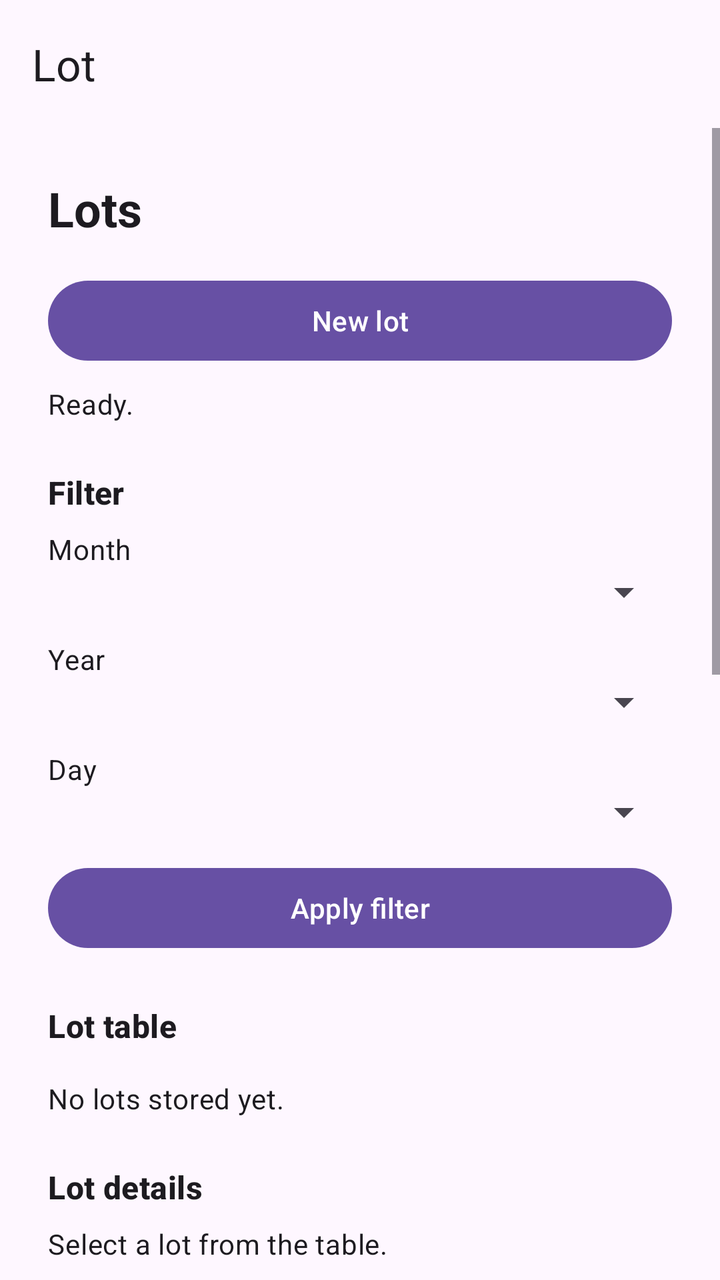
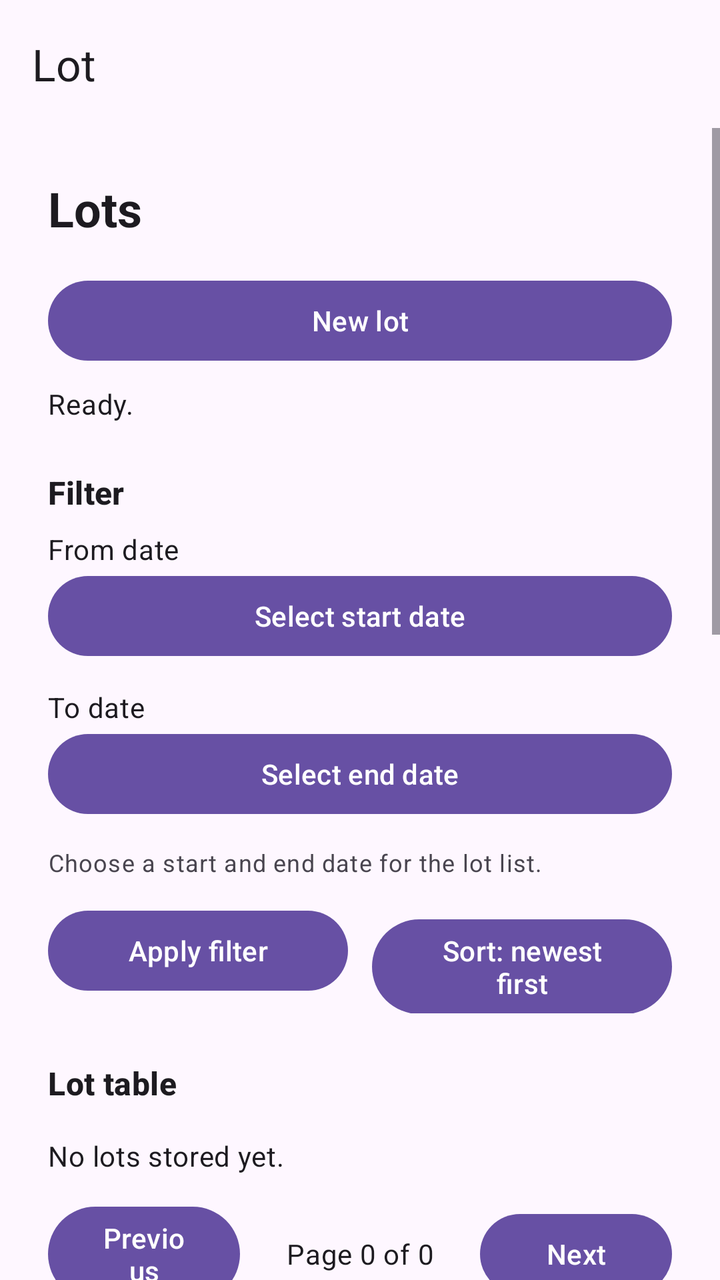

An Android layout rendered at two revisions. The XML below is the earlier revision; the diff shows what the commit changed to produce the second picture.
<!-- AndroidManifest.xml: application theme Theme.Kilgi -->
<!-- res/layout/activity_main.xml -->
<?xml version="1.0" encoding="utf-8"?>
<LinearLayout xmlns:android="http://schemas.android.com/apk/res/android"
    xmlns:app="http://schemas.android.com/apk/res-auto"
    xmlns:tools="http://schemas.android.com/tools"
    android:id="@+id/main"
    android:layout_width="match_parent"
    android:layout_height="match_parent"
    android:orientation="vertical"
    tools:context=".MainActivity">

    <com.google.android.material.appbar.MaterialToolbar
        android:id="@+id/top_app_bar"
        android:layout_width="match_parent"
        android:layout_height="wrap_content"
        android:contentDescription="@string/menu_toolbar_content_description"
        android:minHeight="?attr/actionBarSize"
        app:title="@string/lot_screen_title" />

    <ScrollView
        android:id="@+id/content_scroll"
        android:layout_width="match_parent"
        android:layout_height="0dp"
        android:layout_weight="1"
        android:fillViewport="true">

        <LinearLayout
            android:layout_width="match_parent"
            android:layout_height="wrap_content"
            android:orientation="vertical"
            android:padding="24dp">

            <TextView
                android:id="@+id/section_lot"
                android:layout_width="match_parent"
                android:layout_height="wrap_content"
                android:text="@string/lots_screen_heading"
                android:textAppearance="@style/TextAppearance.Material3.HeadlineSmall"
                android:textStyle="bold" />

            <Button
                android:id="@+id/button_create_lot"
                android:layout_width="match_parent"
                android:layout_height="wrap_content"
                android:layout_marginTop="16dp"
                android:text="@string/button_new_lot"
                android:textAllCaps="false" />

            <TextView
                android:id="@+id/text_batch_status"
                android:layout_width="match_parent"
                android:layout_height="wrap_content"
                android:layout_marginTop="8dp"
                android:text="@string/batch_status_idle"
                android:textAppearance="@style/TextAppearance.Material3.BodyMedium" />

            <TextView
                android:layout_width="match_parent"
                android:layout_height="wrap_content"
                android:layout_marginTop="24dp"
                android:text="@string/lots_filter_title"
                android:textAppearance="@style/TextAppearance.Material3.TitleMedium"
                android:textStyle="bold" />

            <TextView
                android:layout_width="match_parent"
                android:layout_height="wrap_content"
                android:layout_marginTop="8dp"
                android:text="@string/label_filter_month"
                android:textAppearance="@style/TextAppearance.Material3.BodyMedium" />

            <Spinner
                android:id="@+id/spinner_filter_month"
                android:layout_width="match_parent"
                android:layout_height="wrap_content" />

            <TextView
                android:layout_width="match_parent"
                android:layout_height="wrap_content"
                android:layout_marginTop="12dp"
                android:text="@string/label_filter_year"
                android:textAppearance="@style/TextAppearance.Material3.BodyMedium" />

            <Spinner
                android:id="@+id/spinner_filter_year"
                android:layout_width="match_parent"
                android:layout_height="wrap_content" />

            <TextView
                android:layout_width="match_parent"
                android:layout_height="wrap_content"
                android:layout_marginTop="12dp"
                android:text="@string/label_filter_day"
                android:textAppearance="@style/TextAppearance.Material3.BodyMedium" />

            <Spinner
                android:id="@+id/spinner_filter_day"
                android:layout_width="match_parent"
                android:layout_height="wrap_content" />

            <Button
                android:id="@+id/button_apply_lot_filter"
                android:layout_width="match_parent"
                android:layout_height="wrap_content"
                android:layout_marginTop="12dp"
                android:text="@string/button_apply_filter"
                android:textAllCaps="false" />

            <TextView
                android:layout_width="match_parent"
                android:layout_height="wrap_content"
                android:layout_marginTop="24dp"
                android:text="@string/lots_table_title"
                android:textAppearance="@style/TextAppearance.Material3.TitleMedium"
                android:textStyle="bold" />

            <HorizontalScrollView
                android:layout_width="match_parent"
                android:layout_height="wrap_content"
                android:layout_marginTop="8dp"
                android:fillViewport="true">

                <TableLayout
                    android:id="@+id/table_lots"
                    android:layout_width="wrap_content"
                    android:layout_height="wrap_content"
                    android:stretchColumns="1,2,3,4,5" />
            </HorizontalScrollView>

            <TextView
                android:id="@+id/text_lots_empty_state"
                android:layout_width="match_parent"
                android:layout_height="wrap_content"
                android:layout_marginTop="8dp"
                android:text="@string/no_lots_placeholder"
                android:textAppearance="@style/TextAppearance.Material3.BodyMedium" />

            <TextView
                android:layout_width="match_parent"
                android:layout_height="wrap_content"
                android:layout_marginTop="24dp"
                android:text="@string/lot_details_title"
                android:textAppearance="@style/TextAppearance.Material3.TitleMedium"
                android:textStyle="bold" />

            <TextView
                android:id="@+id/text_selected_lot_label"
                android:layout_width="match_parent"
                android:layout_height="wrap_content"
                android:layout_marginTop="8dp"
                android:text="@string/no_active_lot_placeholder"
                android:textAppearance="@style/TextAppearance.Material3.BodyMedium" />

            <LinearLayout
                android:layout_width="match_parent"
                android:layout_height="wrap_content"
                android:layout_marginTop="12dp"
                android:orientation="horizontal">

                <Button
                    android:id="@+id/button_add_expense"
                    android:layout_width="0dp"
                    android:layout_height="wrap_content"
                    android:layout_weight="1"
                    android:text="@string/button_open_add_expense"
                    android:textAllCaps="false" />

                <Button
                    android:id="@+id/button_log_spoilage"
                    android:layout_width="0dp"
                    android:layout_height="wrap_content"
                    android:layout_marginStart="12dp"
                    android:layout_weight="1"
                    android:text="@string/button_open_log_spoilage"
                    android:textAllCaps="false" />
            </LinearLayout>

            <TextView
                android:id="@+id/text_expense_status"
                android:layout_width="match_parent"
                android:layout_height="wrap_content"
                android:layout_marginTop="8dp"
                android:text="@string/expense_status_idle"
                android:textAppearance="@style/TextAppearance.Material3.BodyMedium" />

            <TextView
                android:id="@+id/text_spoilage_status"
                android:layout_width="match_parent"
                android:layout_height="wrap_content"
                android:layout_marginTop="4dp"
                android:text="@string/spoilage_status_idle"
                android:textAppearance="@style/TextAppearance.Material3.BodyMedium" />

            <TableLayout
                android:id="@+id/table_lot_details"
                android:layout_width="match_parent"
                android:layout_height="wrap_content"
                android:layout_marginTop="12dp"
                android:stretchColumns="1" />

            <TextView
                android:id="@+id/section_module_two"
                android:layout_width="match_parent"
                android:layout_height="wrap_content"
                android:layout_marginTop="32dp"
                android:text="@string/module_two_screen_heading"
                android:textAppearance="@style/TextAppearance.Material3.HeadlineSmall"
                android:textStyle="bold" />

            <LinearLayout
                android:layout_width="match_parent"
                android:layout_height="wrap_content"
                android:layout_marginTop="16dp"
                android:orientation="horizontal">

                <Button
                    android:id="@+id/button_add_provider"
                    android:layout_width="0dp"
                    android:layout_height="wrap_content"
                    android:layout_weight="1"
                    android:text="@string/button_add_provider"
                    android:textAllCaps="false" />

                <Button
                    android:id="@+id/button_add_customer"
                    android:layout_width="0dp"
                    android:layout_height="wrap_content"
                    android:layout_marginStart="12dp"
                    android:layout_weight="1"
                    android:text="@string/button_add_customer"
                    android:textAllCaps="false" />
            </LinearLayout>

            <Button
                android:id="@+id/button_log_retail_sale"
                android:layout_width="match_parent"
                android:layout_height="wrap_content"
                android:layout_marginTop="12dp"
                android:text="@string/button_log_retail_sale"
                android:textAllCaps="false" />

            <Button
                android:id="@+id/button_create_wholesale_invoice"
                android:layout_width="match_parent"
                android:layout_height="wrap_content"
                android:layout_marginTop="12dp"
                android:text="@string/button_create_wholesale_invoice"
                android:textAllCaps="false" />

            <Button
                android:id="@+id/button_collect_customer_payment"
                android:layout_width="match_parent"
                android:layout_height="wrap_content"
                android:layout_marginTop="12dp"
                android:text="@string/button_collect_customer_payment"
                android:textAllCaps="false" />

            <Button
                android:id="@+id/button_settle_provider"
                android:layout_width="match_parent"
                android:layout_height="wrap_content"
                android:layout_marginTop="12dp"
                android:text="@string/button_settle_provider"
                android:textAllCaps="false" />

            <TextView
                android:id="@+id/text_sales_status"
                android:layout_width="match_parent"
                android:layout_height="wrap_content"
                android:layout_marginTop="8dp"
                android:text="@string/sales_status_idle"
                android:textAppearance="@style/TextAppearance.Material3.BodyMedium" />

            <TextView
                android:layout_width="match_parent"
                android:layout_height="wrap_content"
                android:layout_marginTop="24dp"
                android:text="@string/sales_summary_title"
                android:textAppearance="@style/TextAppearance.Material3.TitleMedium"
                android:textStyle="bold" />

            <TextView
                android:id="@+id/text_sales_summary"
                android:layout_width="match_parent"
                android:layout_height="wrap_content"
                android:layout_marginTop="8dp"
                android:text="@string/sales_summary_empty"
                android:textAppearance="@style/TextAppearance.Material3.BodyMedium" />
        </LinearLayout>
    </ScrollView>
</LinearLayout>
<!-- resources referenced by this layout -->
<resources>
  <string name="batch_status_idle">Ready.</string>
  <string name="button_add_customer">Add customer</string>
  <string name="button_add_provider">Add provider</string>
  <string name="button_apply_filter">Apply filter</string>
  <string name="button_collect_customer_payment">Collect customer payment</string>
  <string name="button_create_wholesale_invoice">Create wholesale invoice</string>
  <string name="button_log_retail_sale">Log retail EOD sale</string>
  <string name="button_new_lot">New lot</string>
  <string name="button_open_add_expense">Add expense</string>
  <string name="button_open_log_spoilage">Log spoilage</string>
  <string name="button_settle_provider">Settle provider</string>
  <string name="expense_status_idle">No expense update yet.</string>
  <string name="label_filter_day">Day</string>
  <string name="label_filter_month">Month</string>
  <string name="label_filter_year">Year</string>
  <string name="lot_details_title">Lot details</string>
  <string name="lot_screen_title">Lot</string>
  <string name="lots_filter_title">Filter</string>
  <string name="lots_screen_heading">Lots</string>
  <string name="lots_table_title">Lot table</string>
  <string name="menu_toolbar_content_description">Main navigation menu</string>
  <string name="module_two_screen_heading">Module 2 - Sales &amp; Settlements</string>
  <string name="no_active_lot_placeholder">Select a lot from the table.</string>
  <string name="no_lots_placeholder">No lots stored yet.</string>
  <string name="sales_status_idle">No Module 2 transaction yet.</string>
  <string name="sales_summary_empty">No provider or customer balances yet.</string>
  <string name="sales_summary_title">Receivable / payable snapshot</string>
  <string name="spoilage_status_idle">No spoilage update yet.</string>
  <style name="Theme.Kilgi" parent="Base.Theme.Kilgi" />
  <style name="Base.Theme.Kilgi" parent="Theme.Material3.DayNight.NoActionBar">
          
          
      </style>
</resources>

<!-- the commit's change to res/layout/activity_main.xml (unified diff, before → after) -->
@@ -65,45 +65,61 @@
                 android:layout_width="match_parent"
                 android:layout_height="wrap_content"
                 android:layout_marginTop="8dp"
-                android:text="@string/label_filter_month"
-                android:textAppearance="@style/TextAppearance.Material3.BodyMedium" />
-
-            <Spinner
-                android:id="@+id/spinner_filter_month"
-                android:layout_width="match_parent"
-                android:layout_height="wrap_content" />
-
-            <TextView
-                android:layout_width="match_parent"
-                android:layout_height="wrap_content"
-                android:layout_marginTop="12dp"
-                android:text="@string/label_filter_year"
-                android:textAppearance="@style/TextAppearance.Material3.BodyMedium" />
-
-            <Spinner
-                android:id="@+id/spinner_filter_year"
-                android:layout_width="match_parent"
-                android:layout_height="wrap_content" />
-
-            <TextView
-                android:layout_width="match_parent"
-                android:layout_height="wrap_content"
-                android:layout_marginTop="12dp"
-                android:text="@string/label_filter_day"
-                android:textAppearance="@style/TextAppearance.Material3.BodyMedium" />
-
-            <Spinner
-                android:id="@+id/spinner_filter_day"
-                android:layout_width="match_parent"
-                android:layout_height="wrap_content" />
-
-            <Button
-                android:id="@+id/button_apply_lot_filter"
-                android:layout_width="match_parent"
-                android:layout_height="wrap_content"
-                android:layout_marginTop="12dp"
-                android:text="@string/button_apply_filter"
-                android:textAllCaps="false" />
+                android:text="@string/label_filter_from_date"
+                android:textAppearance="@style/TextAppearance.Material3.BodyMedium" />
+
+            <Button
+                android:id="@+id/button_filter_from_date"
+                android:layout_width="match_parent"
+                android:layout_height="wrap_content"
+                android:text="@string/button_select_from_date"
+                android:textAllCaps="false" />
+
+            <TextView
+                android:layout_width="match_parent"
+                android:layout_height="wrap_content"
+                android:layout_marginTop="12dp"
+                android:text="@string/label_filter_to_date"
+                android:textAppearance="@style/TextAppearance.Material3.BodyMedium" />
+
+            <Button
+                android:id="@+id/button_filter_to_date"
+                android:layout_width="match_parent"
+                android:layout_height="wrap_content"
+                android:text="@string/button_select_to_date"
+                android:textAllCaps="false" />
+
+            <TextView
+                android:id="@+id/text_filter_range_summary"
+                android:layout_width="match_parent"
+                android:layout_height="wrap_content"
+                android:layout_marginTop="12dp"
+                android:text="@string/filter_range_summary_placeholder"
+                android:textAppearance="@style/TextAppearance.Material3.BodySmall" />
+
+            <LinearLayout
+                android:layout_width="match_parent"
+                android:layout_height="wrap_content"
+                android:layout_marginTop="12dp"
+                android:orientation="horizontal">
+
+                <Button
+                    android:id="@+id/button_apply_lot_filter"
+                    android:layout_width="0dp"
+                    android:layout_height="wrap_content"
+                    android:layout_weight="1"
+                    android:text="@string/button_apply_filter"
+                    android:textAllCaps="false" />
+
+                <Button
+                    android:id="@+id/button_toggle_lot_sort"
+                    android:layout_width="0dp"
+                    android:layout_height="wrap_content"
+                    android:layout_marginStart="12dp"
+                    android:layout_weight="1"
+                    android:text="@string/button_sort_newest_first"
+                    android:textAllCaps="false" />
+            </LinearLayout>
 
             <TextView
                 android:layout_width="match_parent"
@@ -134,6 +150,40 @@
                 android:text="@string/no_lots_placeholder"
                 android:textAppearance="@style/TextAppearance.Material3.BodyMedium" />
 
+            <LinearLayout
+                android:layout_width="match_parent"
+                android:layout_height="wrap_content"
+                android:layout_marginTop="12dp"
+                android:gravity="center_vertical"
+                android:orientation="horizontal">
+
+                <Button
+                    android:id="@+id/button_previous_lot_page"
+                    android:layout_width="0dp"
+                    android:layout_height="wrap_content"
+                    android:layout_weight="1"
+                    android:text="@string/button_previous_page"
+                    android:textAllCaps="false" />
+
+                <TextView
+                    android:id="@+id/text_lot_page_summary"
+                    android:layout_width="0dp"
+                    android:layout_height="wrap_content"
+                    android:layout_marginHorizontal="12dp"
+                    android:layout_weight="1"
+                    android:gravity="center"
+                    android:text="@string/lot_page_summary_empty"
+                    android:textAppearance="@style/TextAppearance.Material3.BodyMedium" />
+
+                <Button
+                    android:id="@+id/button_next_lot_page"
+                    android:layout_width="0dp"
+                    android:layout_height="wrap_content"
+                    android:layout_weight="1"
+                    android:text="@string/button_next_page"
+                    android:textAllCaps="false" />
+            </LinearLayout>
+
             <TextView
                 android:layout_width="match_parent"
                 android:layout_height="wrap_content"
<!-- resource entries referenced after the edit -->
@@ -8,14 +8,20 @@
   <string name="button_create_wholesale_invoice">Create wholesale invoice</string>
   <string name="button_log_retail_sale">Log retail EOD sale</string>
   <string name="button_new_lot">New lot</string>
+  <string name="button_next_page">Next</string>
   <string name="button_open_add_expense">Add expense</string>
   <string name="button_open_log_spoilage">Log spoilage</string>
+  <string name="button_previous_page">Previous</string>
+  <string name="button_select_from_date">Select start date</string>
+  <string name="button_select_to_date">Select end date</string>
   <string name="button_settle_provider">Settle provider</string>
+  <string name="button_sort_newest_first">Sort: newest first</string>
   <string name="expense_status_idle">No expense update yet.</string>
-  <string name="label_filter_day">Day</string>
-  <string name="label_filter_month">Month</string>
-  <string name="label_filter_year">Year</string>
+  <string name="filter_range_summary_placeholder">Choose a start and end date for the lot list.</string>
+  <string name="label_filter_from_date">From date</string>
+  <string name="label_filter_to_date">To date</string>
   <string name="lot_details_title">Lot details</string>
+  <string name="lot_page_summary_empty">Page 0 of 0</string>
   <string name="lot_screen_title">Lot</string>
   <string name="lots_filter_title">Filter</string>
   <string name="lots_screen_heading">Lots</string>
